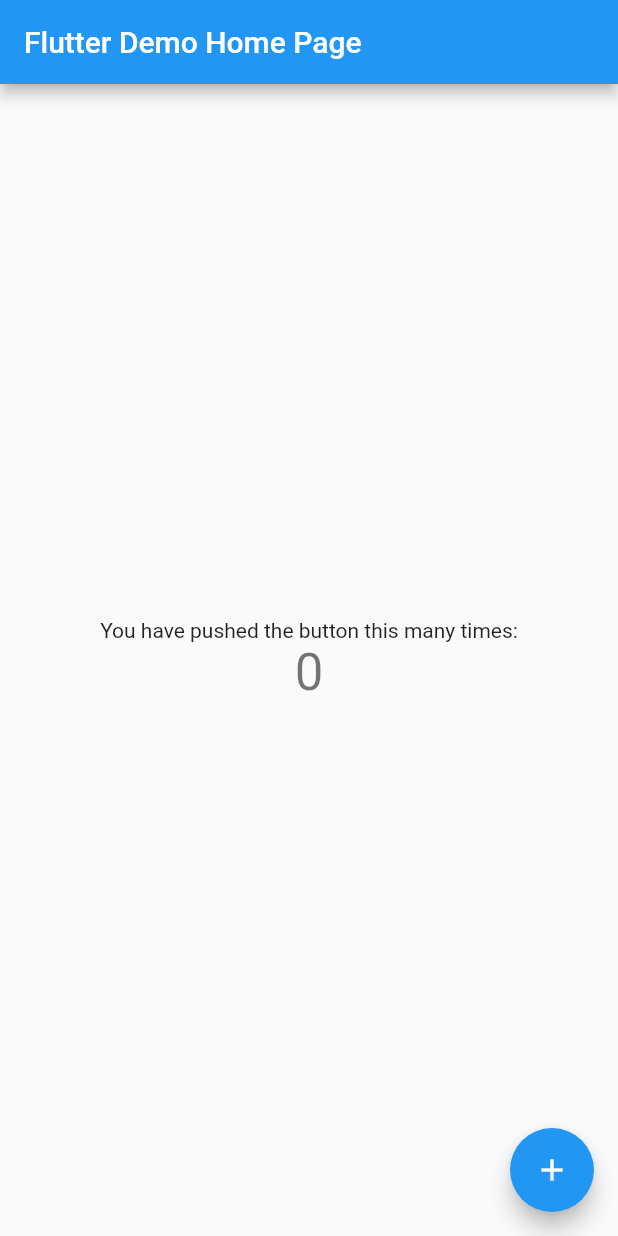
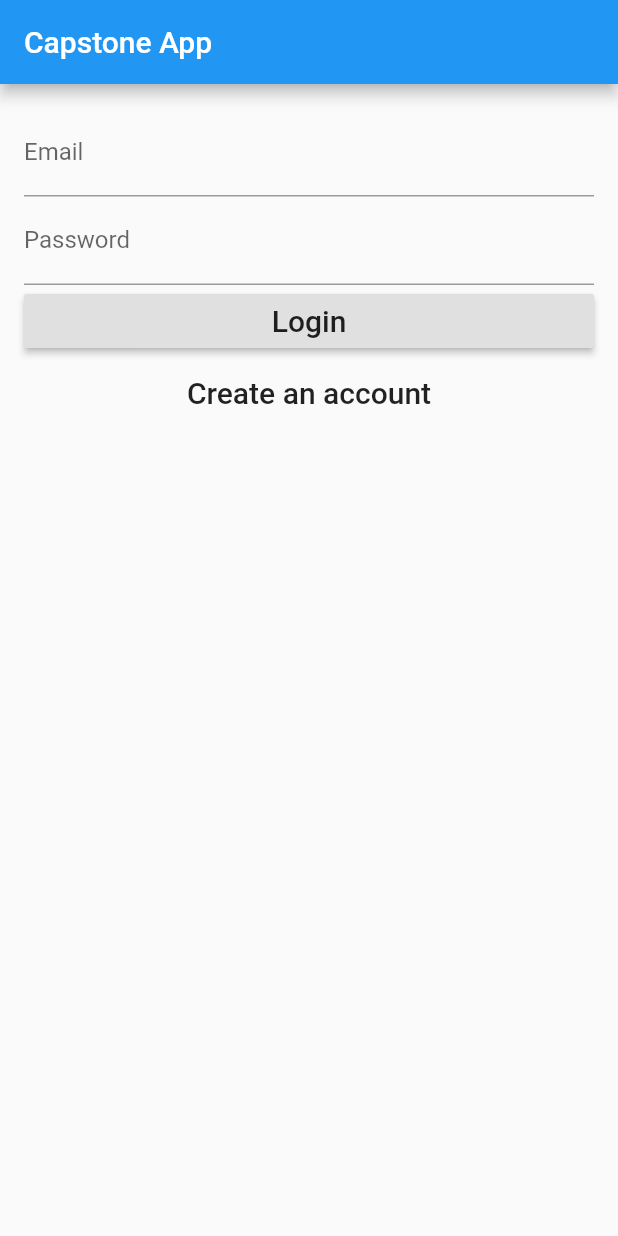
Before and after one commit to ruthvikarva/Capstone-App, a Flutter app: the screen it shows after launch, on a phone screen of 412 x 824 dp. Run offline on Flutter 3.47's test engine with Material 2 defaults, Android fonts, the phone set to English and light mode, and no system bars; our stand-ins replace firebase_auth; accounts and stored records are empty.

Commit message:
Almost done with login/register

```diff
--- /dev/null
+++ b/lib/login_page.dart
@@ -0,0 +1,130 @@
+import 'dart:math';
+
+import 'package:flutter/material.dart';
+import 'package:firebase_auth/firebase_auth.dart';
+
+class LoginPage extends StatefulWidget {
+
+  @override
+  State<StatefulWidget> createState() => new _LoginPageState();
+}
+
+enum FormType{
+  login,
+  register
+}
+
+class _LoginPageState extends State<LoginPage> {
+
+  final formKey = new GlobalKey<FormState>();
+
+  String _email;
+  String _password;
+  FormType _formType = FormType.login;
+
+  bool validateSafe(){
+    final form = formKey.currentState;
+    if(form.validate()){
+      form.save();
+      return true;
+    }
+    else{
+      return false;
+    }
+}
+
+void validateAndSubmit() async{
+    if(validateSafe()) {
+      try {
+        if(_formType == FormType.login) {
+        FirebaseUser user = (await FirebaseAuth.instance
+            .signInWithEmailAndPassword(
+            email: _email, password: _password)) as FirebaseUser;
+        print('Signed in: ${user.uid}');
+      }
+        else {
+          FirebaseUser user = (await FirebaseAuth.instance.createUserWithEmailAndPassword(email: _email, password: _password)).user;
+          print('Registered user: ${user.uid}');
+        }
+      }
+      catch (e) {
+        print('Error: $e');
+      }
+    }
+  }
+
+  void moveToRegister(){
+    formKey.currentState.reset();
+    setState(() {
+      _formType = FormType.register;
+    });
+  }
+
+  void moveToLogin(){
+    formKey.currentState.reset();
+    setState(() {
+      _formType = FormType.login;
+    });
+  }
+
+  @override
+  Widget build(BuildContext context) {
+    return new Scaffold(
+      appBar: new AppBar(
+        title: new Text('Capstone App'),
+      ),
+      body: new Container(
+        padding: EdgeInsets.all(16.0),
+        child: new Form(
+          key: formKey,
+          child: new Column(
+            crossAxisAlignment: CrossAxisAlignment.stretch,
+            children: buildInputs() + buildSubmitButtons()
+          ),
+        )
+      )
+    );
+  }
+
+  List<Widget> buildInputs(){
+    return [new TextFormField(
+      decoration: new InputDecoration(labelText: 'Email'),
+      validator: (value) => value.isEmpty ? 'Email can\'t be empty' : null,
+      onSaved: (value) => _email = value,
+    ),
+      new TextFormField(
+        decoration: new InputDecoration(labelText: 'Password'),
+        obscureText: true,
+        validator: (value) => value.isEmpty ? 'Password can\'t be empty' : null,
+        onSaved: (value) => _password = value,
+      ),
+    ];
+  }
+
+  List<Widget> buildSubmitButtons(){
+    if(_formType == FormType.login){
+      return [
+        new RaisedButton(
+          child: new Text('Login', style: new TextStyle(fontSize: 20.0)),
+          onPressed: validateAndSubmit,
+        ),
+        new FlatButton(
+          child: new Text('Create an account', style: new TextStyle(fontSize: 20.0)),
+          onPressed: moveToRegister,
+        )
+      ];
+    }
+    else{
+      return [
+        new RaisedButton(
+          child: new Text('Create an Account', style: new TextStyle(fontSize: 20.0)),
+          onPressed: validateAndSubmit,
+        ),
+        new FlatButton(
+          child: new Text('Have an account? Login', style: new TextStyle(fontSize: 20.0)),
+          onPressed: moveToLogin,
+        )
+      ];
+    }
+  }
+}
--- a/lib/main.dart
+++ b/lib/main.dart
@@ -1,111 +1,19 @@
 import 'package:flutter/material.dart';
+import 'login_page.dart';
 
 void main() => runApp(MyApp());
 
 class MyApp extends StatelessWidget {
-  // This widget is the root of your application.
+
   @override
   Widget build(BuildContext context) {
-    return MaterialApp(
-      title: 'Flutter Demo',
-      theme: ThemeData(
-        // This is the theme of your application.
-        //
-        // Try running your application with "flutter run". You'll see the
-        // application has a blue toolbar. Then, without quitting the app, try
-        // changing the primarySwatch below to Colors.green and then invoke
-        // "hot reload" (press "r" in the console where you ran "flutter run",
-        // or simply save your changes to "hot reload" in a Flutter IDE).
-        // Notice that the counter didn't reset back to zero; the application
-        // is not restarted.
-        primarySwatch: Colors.blue,
+
+    return new MaterialApp(
+      title: 'Meal App Login',
+      theme: new ThemeData(
+        primarySwatch: Colors.blue
       ),
-      home: MyHomePage(title: 'Flutter Demo Home Page'),
+      home: new LoginPage()
     );
   }
 }
-
-class MyHomePage extends StatefulWidget {
-  MyHomePage({Key key, this.title}) : super(key: key);
-
-  // This widget is the home page of your application. It is stateful, meaning
-  // that it has a State object (defined below) that contains fields that affect
-  // how it looks.
-
-  // This class is the configuration for the state. It holds the values (in this
-  // case the title) provided by the parent (in this case the App widget) and
-  // used by the build method of the State. Fields in a Widget subclass are
-  // always marked "final".
-
-  final String title;
-
-  @override
-  _MyHomePageState createState() => _MyHomePageState();
-}
-
-class _MyHomePageState extends State<MyHomePage> {
-  int _counter = 0;
-
-  void _incrementCounter() {
-    setState(() {
-      // This call to setState tells the Flutter framework that something has
-      // changed in this State, which causes it to rerun the build method below
-      // so that the display can reflect the updated values. If we changed
-      // _counter without calling setState(), then the build method would not be
-      // called again, and so nothing would appear to happen.
-      _counter++;
-    });
-  }
-
-  @override
-  Widget build(BuildContext context) {
-    // This method is rerun every time setState is called, for instance as done
-    // by the _incrementCounter method above.
-    //
-    // The Flutter framework has been optimized to make rerunning build methods
-    // fast, so that you can just rebuild anything that needs updating rather
-    // than having to individually change instances of widgets.
-    return Scaffold(
-      appBar: AppBar(
-        // Here we take the value from the MyHomePage object that was created by
-        // the App.build method, and use it to set our appbar title.
-        title: Text(widget.title),
-      ),
-      body: Center(
-        // Center is a layout widget. It takes a single child and positions it
-        // in the middle of the parent.
-        child: Column(
-          // Column is also a layout widget. It takes a list of children and
-          // arranges them vertically. By default, it sizes itself to fit its
-          // children horizontally, and tries to be as tall as its parent.
-          //
-          // Invoke "debug painting" (press "p" in the console, choose the
-          // "Toggle Debug Paint" action from the Flutter Inspector in Android
-          // Studio, or the "Toggle Debug Paint" command in Visual Studio Code)
-          // to see the wireframe for each widget.
-          //
-          // Column has various properties to control how it sizes itself and
-          // how it positions its children. Here we use mainAxisAlignment to
-          // center the children vertically; the main axis here is the vertical
-          // axis because Columns are vertical (the cross axis would be
-          // horizontal).
-          mainAxisAlignment: MainAxisAlignment.center,
-          children: <Widget>[
-            Text(
-              'You have pushed the button this many times:',
-            ),
-            Text(
-              '$_counter',
-              style: Theme.of(context).textTheme.display1,
-            ),
-          ],
-        ),
-      ),
-      floatingActionButton: FloatingActionButton(
-        onPressed: _incrementCounter,
-        tooltip: 'Increment',
-        child: Icon(Icons.add),
-      ), // This trailing comma makes auto-formatting nicer for build methods.
-    );
-  }
-}
--- a/pubspec.yaml
+++ b/pubspec.yaml
@@ -19,6 +19,8 @@ environment:
 dependencies:
   flutter:
     sdk: flutter
+
+  firebase_auth: ^0.15.5+3
 
   # The following adds the Cupertino Icons font to your application.
   # Use with the CupertinoIcons class for iOS style icons.
```
Also changed, not shown: pubspec.lock, 3 other files.
